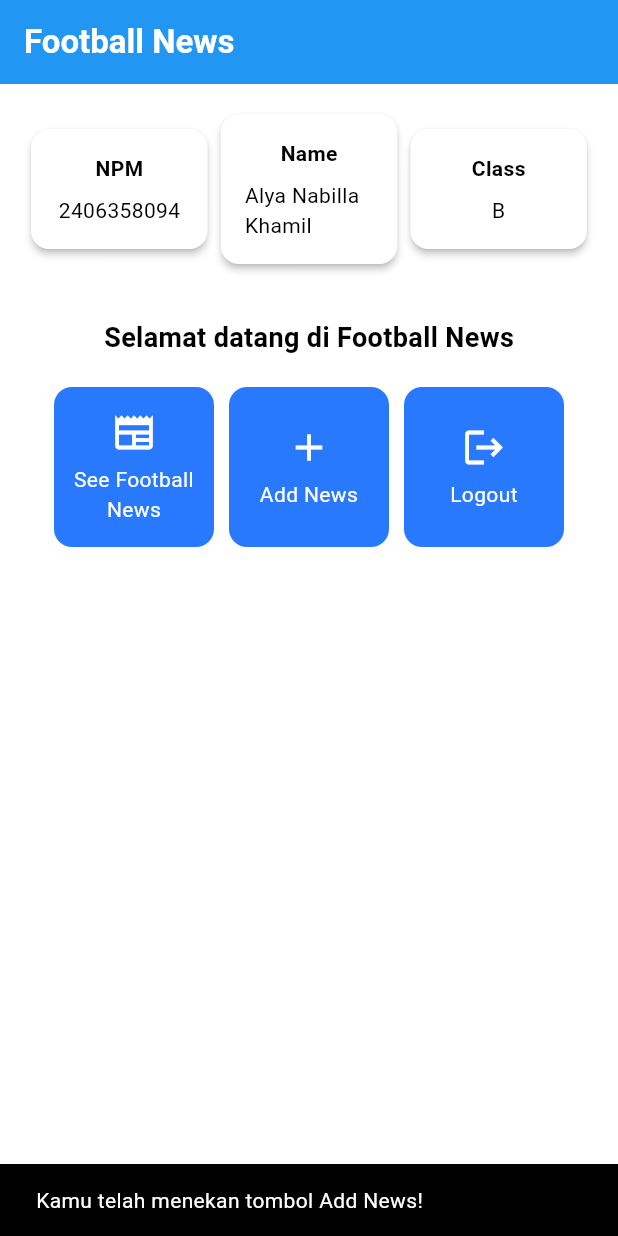
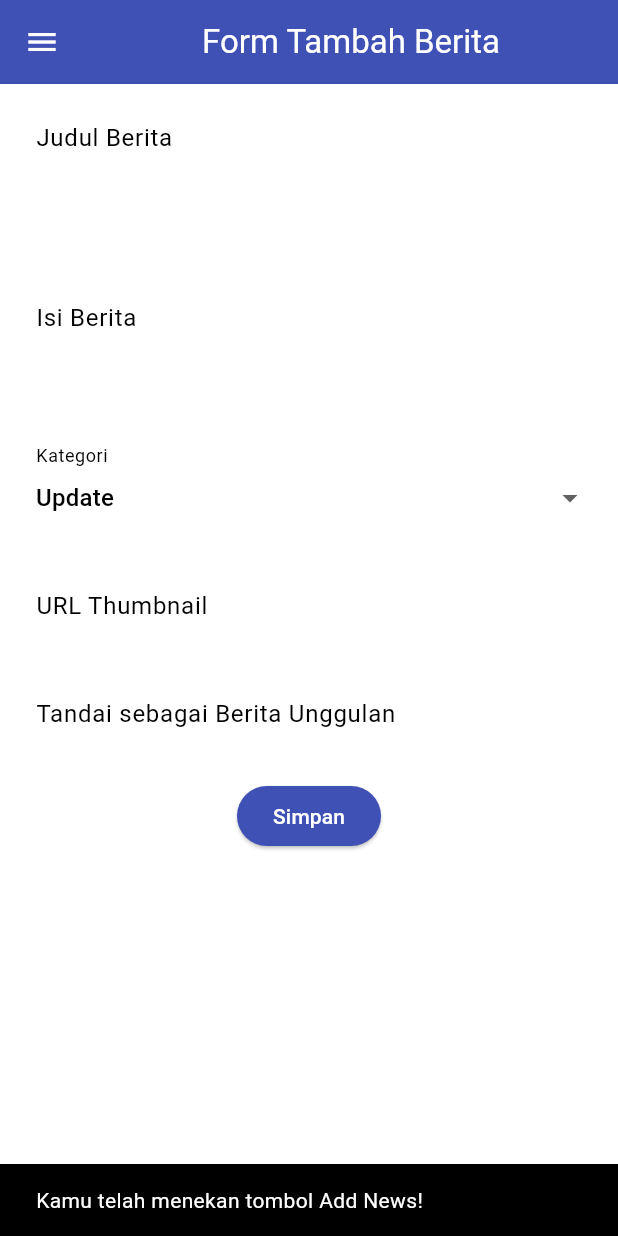
Before and after one commit to Nabillakha/-football-news-mobile, a Flutter app: the screen it shows after launch, after a tap on "Add News", on a phone screen of 412 x 824 dp. Run offline on Flutter 3.47's test engine with Material 3 defaults, Android fonts, the phone set to English and light mode, and no system bars.

Commit message:
tutorial 7 selesai

```diff
--- a/lib/main.dart
+++ b/lib/main.dart
@@ -1,5 +1,5 @@
 import 'package:flutter/material.dart';
-import 'package:football_news/menu.dart';
+import 'package:football_news/screens/menu.dart';
 
 void main() {
   runApp(const MyApp());
--- a/lib/menu.dart
+++ b/lib/screens/menu.dart
@@ -1,5 +1,7 @@
 import 'package:flutter/material.dart';
-
+import 'package:football_news/widgets/left_drawer.dart';
+import 'package:football_news/screens/newslist_form.dart';
+import 'package:football_news/widgets/news_card.dart';
 // Class utama halaman menu
 class MyHomePage extends StatelessWidget {
   MyHomePage({super.key});
@@ -29,6 +31,7 @@ class MyHomePage extends StatelessWidget {
         ),
         backgroundColor: Theme.of(context).colorScheme.primary,
       ),
+      drawer: const LeftDrawer(),
       body: Padding(
         padding: const EdgeInsets.all(16.0),
         child: Column(
@@ -114,48 +117,3 @@ class ItemHomepage {
 
   ItemHomepage(this.name, this.icon);
 }
-
-// Card tombol menu
-class ItemCard extends StatelessWidget {
-  final ItemHomepage item;
-
-  const ItemCard(this.item, {super.key});
-
-  @override
-  Widget build(BuildContext context) {
-    return Material(
-      color: Theme.of(context).colorScheme.secondary,
-      borderRadius: BorderRadius.circular(12),
-      child: InkWell(
-        onTap: () {
-          ScaffoldMessenger.of(context)
-            ..hideCurrentSnackBar()
-            ..showSnackBar(
-              SnackBar(content: Text("Kamu telah menekan tombol ${item.name}!")),
-            );
-        },
-        child: Container(
-          padding: const EdgeInsets.all(8),
-          child: Center(
-            child: Column(
-              mainAxisAlignment: MainAxisAlignment.center,
-              children: [
-                Icon(
-                  item.icon,
-                  color: Colors.white,
-                  size: 30.0,
-                ),
-                const Padding(padding: EdgeInsets.all(3)),
-                Text(
-                  item.name,
-                  textAlign: TextAlign.center,
-                  style: const TextStyle(color: Colors.white),
-                ),
-              ],
-            ),
-          ),
-        ),
-      ),
-    );
-  }
-}
--- /dev/null
+++ b/lib/screens/newslist_form.dart
@@ -0,0 +1,213 @@
+import 'package:flutter/material.dart';
+import 'package:football_news/widgets/left_drawer.dart';
+
+class NewsFormPage extends StatefulWidget {
+  const NewsFormPage({super.key});
+
+  @override
+  State<NewsFormPage> createState() => _NewsFormPageState();
+}
+
+class _NewsFormPageState extends State<NewsFormPage> {
+  final _formKey = GlobalKey<FormState>();
+  String _title = "";
+  String _content = "";
+  String _category = "update";
+  String _thumbnail = "";
+  bool _isFeatured = false;
+
+  final List<String> _categories = [
+    'transfer',
+    'update',
+    'exclusive',
+    'match',
+    'rumor',
+    'analysis',
+  ];
+
+  @override
+  Widget build(BuildContext context) {
+    return Scaffold(
+      appBar: AppBar(
+        title: const Center(
+          child: Text('Form Tambah Berita'),
+        ),
+        backgroundColor: Colors.indigo,
+        foregroundColor: Colors.white,
+      ),
+      drawer: const LeftDrawer(),
+      body: Form(
+        key: _formKey,
+        child: SingleChildScrollView(
+          child: Column(
+            crossAxisAlignment: CrossAxisAlignment.start,
+            children: [
+              // === Title ===
+              Padding(
+                padding: const EdgeInsets.all(8.0),
+                child: TextFormField(
+                  decoration: InputDecoration(
+                    hintText: "Judul Berita",
+                    labelText: "Judul Berita",
+                    border: OutlineInputBorder(
+                      borderRadius: BorderRadius.circular(5.0),
+                    ),
+                  ),
+                  onChanged: (String? value) {
+                    setState(() {
+                      _title = value!;
+                    });
+                  },
+                  validator: (String? value) {
+                    if (value == null || value.isEmpty) {
+                      return "Judul tidak boleh kosong!";
+                    }
+                    return null;
+                  },
+                ),
+              ),
+
+              // === Content ===
+              Padding(
+                padding: const EdgeInsets.all(8.0),
+                child: TextFormField(
+                  maxLines: 5,
+                  decoration: InputDecoration(
+                    hintText: "Isi Berita",
+                    labelText: "Isi Berita",
+                    border: OutlineInputBorder(
+                      borderRadius: BorderRadius.circular(5.0),
+                    ),
+                  ),
+                  onChanged: (String? value) {
+                    setState(() {
+                      _content = value!;
+                    });
+                  },
+                  validator: (String? value) {
+                    if (value == null || value.isEmpty) {
+                      return "Isi berita tidak boleh kosong!";
+                    }
+                    return null;
+                  },
+                ),
+              ),
+
+              // === Category ===
+              Padding(
+                padding: const EdgeInsets.all(8.0),
+                child: DropdownButtonFormField<String>(
+                  decoration: InputDecoration(
+                    labelText: "Kategori",
+                    border: OutlineInputBorder(
+                      borderRadius: BorderRadius.circular(5.0),
+                    ),
+                  ),
+                  value: _category,
+                  items: _categories
+                      .map((cat) => DropdownMenuItem(
+                            value: cat,
+                            child: Text(cat[0].toUpperCase() + cat.substring(1)),
+                          ))
+                      .toList(),
+                  onChanged: (String? newValue) {
+                    setState(() {
+                      _category = newValue!;
+                    });
+                  },
+                ),
+              ),
+
+              // === Thumbnail URL ===
+              Padding(
+                padding: const EdgeInsets.all(8.0),
+                child: TextFormField(
+                  decoration: InputDecoration(
+                    hintText: "URL Thumbnail (opsional)",
+                    labelText: "URL Thumbnail",
+                    border: OutlineInputBorder(
+                      borderRadius: BorderRadius.circular(5.0),
+                    ),
+                  ),
+                  onChanged: (String? value) {
+                    setState(() {
+                      _thumbnail = value!;
+                    });
+                  },
+                ),
+              ),
+
+              // === Is Featured ===
+              Padding(
+                padding: const EdgeInsets.all(8.0),
+                child: SwitchListTile(
+                  title: const Text("Tandai sebagai Berita Unggulan"),
+                  value: _isFeatured,
+                  onChanged: (bool value) {
+                    setState(() {
+                      _isFeatured = value;
+                    });
+                  },
+                ),
+              ),
+
+              // === Tombol Simpan ===
+              Align(
+                alignment: Alignment.bottomCenter,
+                child: Padding(
+                  padding: const EdgeInsets.all(8.0),
+                  child: ElevatedButton(
+                    style: ButtonStyle(
+                      backgroundColor:
+                          MaterialStateProperty.all(Colors.indigo),
+                    ),
+                    onPressed: () {
+                      if (_formKey.currentState!.validate()) {
+                        showDialog(
+                          context: context,
+                          builder: (context) {
+                            return AlertDialog(
+                              title:
+                                  const Text('Berita berhasil disimpan!'),
+                              content: SingleChildScrollView(
+                                child: Column(
+                                  crossAxisAlignment: CrossAxisAlignment.start,
+                                  children: [
+                                    Text('Judul: $_title'),
+                                    Text('Isi: $_content'),
+                                    Text('Kategori: $_category'),
+                                    Text('Thumbnail: $_thumbnail'),
+                                    Text(
+                                        'Unggulan: ${_isFeatured ? "Ya" : "Tidak"}'),
+                                  ],
+                                ),
+                              ),
+                              actions: [
+                                TextButton(
+                                  child: const Text('OK'),
+                                  onPressed: () {
+                                    Navigator.pop(context);
+                                    _formKey.currentState!.reset();
+                                  },
+                                ),
+                              ],
+                            );
+                          },
+                        );
+
+                      }
+                    },
+                    child: const Text(
+                      "Simpan",
+                      style: TextStyle(color: Colors.white),
+                    ),
+                  ),
+                ),
+              ),
+            ],
+          ),
+        ),
+      ),
+    );
+  }
+}
--- /dev/null
+++ b/lib/widgets/left_drawer.dart
@@ -0,0 +1,81 @@
+import 'package:flutter/material.dart';
+import 'package:football_news/screens/menu.dart';
+import 'package:football_news/screens/newslist_form.dart';
+
+class LeftDrawer extends StatelessWidget {
+  const LeftDrawer({super.key});
+
+  @override
+  Widget build(BuildContext context) {
+    return Drawer(
+      child: ListView(
+        children: [
+          const DrawerHeader(
+            decoration: BoxDecoration(
+              color: Colors.blue,
+            ),
+            child: Column(
+              children: [
+                Text(
+                  'Football News',
+                  textAlign: TextAlign.center,
+                  style: TextStyle(
+                    fontSize: 30,
+                    fontWeight: FontWeight.bold,
+                    color: Colors.white,
+                  ),
+                ),
+                Padding(padding: EdgeInsets.all(10)),
+                Text(
+                  "Seluruh berita sepak bola terkini di sini!",
+                  textAlign: TextAlign.center,
+                  style: TextStyle(
+                    fontSize: 15,
+                    fontWeight: FontWeight.normal,
+                    color: Colors.white,
+                  ),
+                ),
+              ],
+            ),
+          ),
+
+          // HOME
+          ListTile(
+            leading: const Icon(Icons.home_outlined),
+            title: const Text('Home'),
+            onTap: () {
+              Navigator.pushReplacement(
+                context,
+                MaterialPageRoute(builder: (context) => MyHomePage()),
+              );
+            },
+          ),
+
+          // ADD NEWS
+          ListTile(
+            leading: const Icon(Icons.post_add),
+            title: const Text('Add News'),
+            onTap: () {
+              Navigator.pushReplacement(
+                context,
+                MaterialPageRoute(builder: (context) => const NewsFormPage()),
+              );
+            },
+          ),
+
+          // VIEW NEWS
+          // ListTile(
+          //   leading: const Icon(Icons.article_outlined),
+          //   title: const Text('View News'),
+          //   onTap: () {
+          //     Navigator.pushReplacement(
+          //       context,
+          //       MaterialPageRoute(builder: (context) => const NewsListPage()),
+          //     );
+          //   },
+          // ),
+        ],
+      ),
+    );
+  }
+}
--- /dev/null
+++ b/lib/widgets/news_card.dart
@@ -0,0 +1,59 @@
+import 'package:flutter/material.dart';
+import 'package:football_news/screens/newslist_form.dart';
+import 'package:football_news/screens/menu.dart';
+// Card tombol menu
+class ItemCard extends StatelessWidget {
+  final ItemHomepage item;
+
+  const ItemCard(this.item, {super.key});
+
+  @override
+  Widget build(BuildContext context) {
+    return Material(
+      color: Theme.of(context).colorScheme.secondary,
+      borderRadius: BorderRadius.circular(12),
+      child: InkWell(
+        // Area responsif terhadap sentuhan
+        onTap: () {
+          // Memunculkan SnackBar ketika diklik
+          ScaffoldMessenger.of(context)
+            ..hideCurrentSnackBar()
+            ..showSnackBar(SnackBar(
+                content: Text("Kamu telah menekan tombol ${item.name}!")));
+
+          // Navigate ke route yang sesuai (tergantung jenis tombol)
+          if (item.name == "Add News") {
+            // TODO: Gunakan Navigator.push untuk melakukan navigasi ke MaterialPageRoute yang mencakup NewsFormPage.
+            Navigator.push(
+                context,
+                MaterialPageRoute(
+                  builder: (context) => NewsFormPage(),
+                ));
+          }
+
+        },
+        child: Container(
+          padding: const EdgeInsets.all(8),
+          child: Center(
+            child: Column(
+              mainAxisAlignment: MainAxisAlignment.center,
+              children: [
+                Icon(
+                  item.icon,
+                  color: Colors.white,
+                  size: 30.0,
+                ),
+                const Padding(padding: EdgeInsets.all(3)),
+                Text(
+                  item.name,
+                  textAlign: TextAlign.center,
+                  style: const TextStyle(color: Colors.white),
+                ),
+              ],
+            ),
+          ),
+        ),
+      ),
+    );
+  }
+}
```
